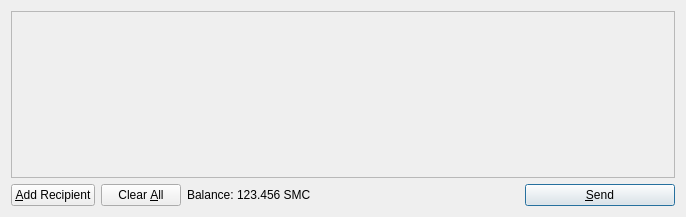
First picture: the form in src/qt/forms/sendcoinsdialog.ui, repository marihuana66/marihuanacoin, before the edit.
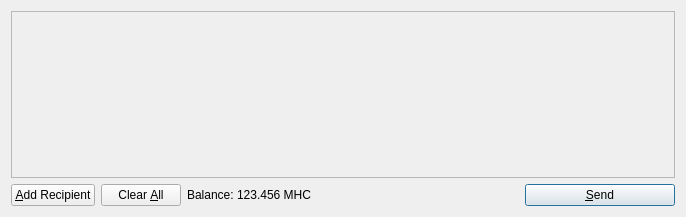
Second picture: the form after the edit. Icons and pictures are not drawn.

What changed in the file:
```diff
--- a/src/qt/forms/sendcoinsdialog.ui
+++ b/src/qt/forms/sendcoinsdialog.ui
@@ -119,7 +119,7 @@
           <cursorShape>IBeamCursor</cursorShape>
          </property>
          <property name="text">
-          <string>123.456 SMC</string>
+          <string>123.456 MHC</string>
          </property>
          <property name="textInteractionFlags">
           <set>Qt::LinksAccessibleByMouse|Qt::TextSelectableByKeyboard|Qt::TextSelectableByMouse</set>
```
